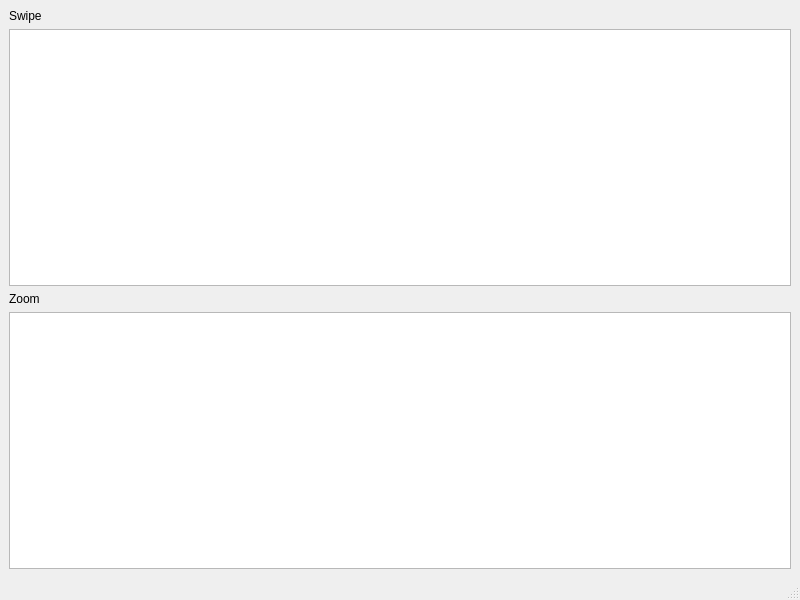
Above: touch-config/mainwindow.ui from ukui/libinput-touch-translator before the change. Below: the same form after it.
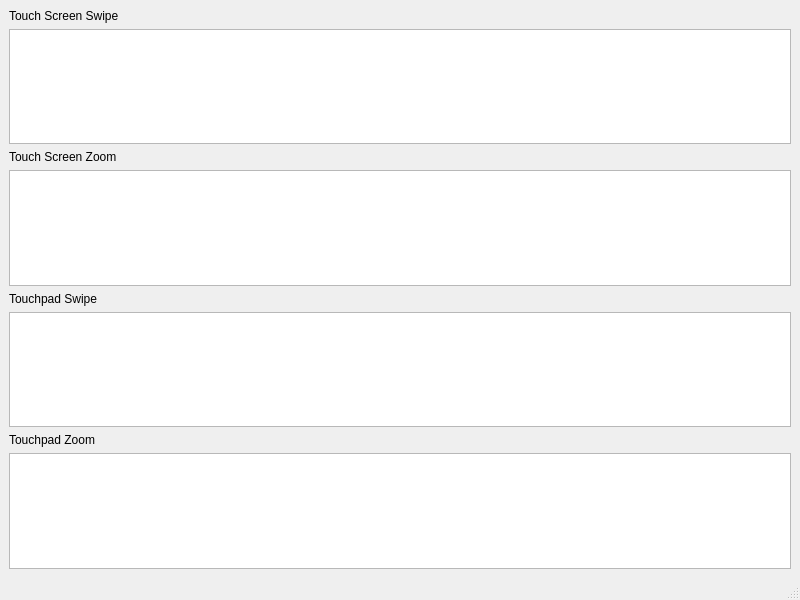
That is the form after the change.

Commit message: add touchpad config ui.

What changed in the file:
```diff
--- a/touch-config/mainwindow.ui
+++ b/touch-config/mainwindow.ui
@@ -15,10 +15,20 @@
   </property>
   <widget class="QWidget" name="centralwidget">
    <layout class="QGridLayout" name="gridLayout">
+    <item row="4" column="0">
+     <widget class="QLabel" name="label_3">
+      <property name="text">
+       <string>Touchpad Swipe</string>
+      </property>
+     </widget>
+    </item>
+    <item row="1" column="0">
+     <widget class="QTableWidget" name="tableWidget"/>
+    </item>
     <item row="2" column="0">
      <widget class="QLabel" name="label_2">
       <property name="text">
-       <string>Zoom</string>
+       <string>Touch Screen Zoom</string>
       </property>
      </widget>
     </item>
@@ -28,12 +38,25 @@
     <item row="0" column="0">
      <widget class="QLabel" name="label">
       <property name="text">
-       <string>Swipe</string>
+       <string>Touch Screen Swipe</string>
       </property>
      </widget>
     </item>
-    <item row="1" column="0">
-     <widget class="QTableWidget" name="tableWidget"/>
+    <item row="6" column="0">
+     <widget class="QLabel" name="label_4">
+      <property name="text">
+       <string>Touchpad Zoom</string>
+      </property>
+     </widget>
+    </item>
+    <item row="3" column="0">
+     <widget class="QTableWidget" name="tableWidget_2"/>
+    </item>
+    <item row="5" column="0">
+     <widget class="QTableWidget" name="tableWidget_3"/>
+    </item>
+    <item row="7" column="0">
+     <widget class="QTableWidget" name="tableWidget_4"/>
     </item>
    </layout>
   </widget>
```
Left out of the diff: 5 changed lines with no effect on the pictures. The commit also changes 1 other file.
